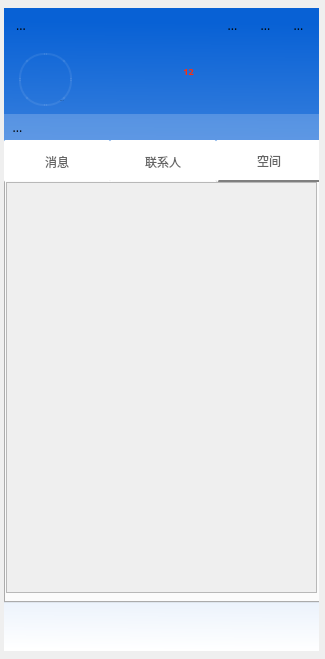
Before: the Qt Designer form Fdogpc/mainwindow.ui in HuaGouFdog/FdogInstantMessaging, drawn with Qt 5.
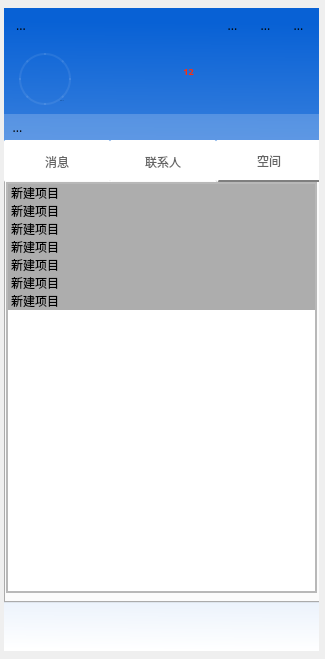
After: the same form once the commit is applied. The open tabs and pages were chosen to show the change. Icons and pictures are not drawn.

```diff
--- a/Fdogpc/mainwindow.ui
+++ b/Fdogpc/mainwindow.ui
@@ -403,8 +403,8 @@
            <rect>
             <x>15</x>
             <y>10</y>
-            <width>53</width>
-            <height>53</height>
+            <width>52</width>
+            <height>52</height>
            </rect>
           </property>
           <property name="cursor">
@@ -412,7 +412,7 @@
           </property>
           <property name="styleSheet">
            <string notr="true">#pushButton{
-border-radius:25px;
+border-radius:26px;
 border-style:solid;
 border-width:2px;
 border-color: rgba(255, 255, 255,20);
@@ -888,6 +888,54 @@
              <property name="bottomMargin">
               <number>0</number>
              </property>
+             <item>
+              <widget class="QListWidget" name="listWidget_2">
+               <property name="styleSheet">
+                <string notr="true">QListWidget::Item{
+background-color: rgb(173, 173, 173);
+}
+
+QListWidget::Item:hover{
+background-color: rgba(203, 203, 203, 100);
+}</string>
+               </property>
+               <item>
+                <property name="text">
+                 <string>新建项目</string>
+                </property>
+               </item>
+               <item>
+                <property name="text">
+                 <string>新建项目</string>
+                </property>
+               </item>
+               <item>
+                <property name="text">
+                 <string>新建项目</string>
+                </property>
+               </item>
+               <item>
+                <property name="text">
+                 <string>新建项目</string>
+                </property>
+               </item>
+               <item>
+                <property name="text">
+                 <string>新建项目</string>
+                </property>
+               </item>
+               <item>
+                <property name="text">
+                 <string>新建项目</string>
+                </property>
+               </item>
+               <item>
+                <property name="text">
+                 <string>新建项目</string>
+                </property>
+               </item>
+              </widget>
+             </item>
             </layout>
            </widget>
           </widget>
```
Left out of the diff: 11 changed lines with no effect on the pictures.
